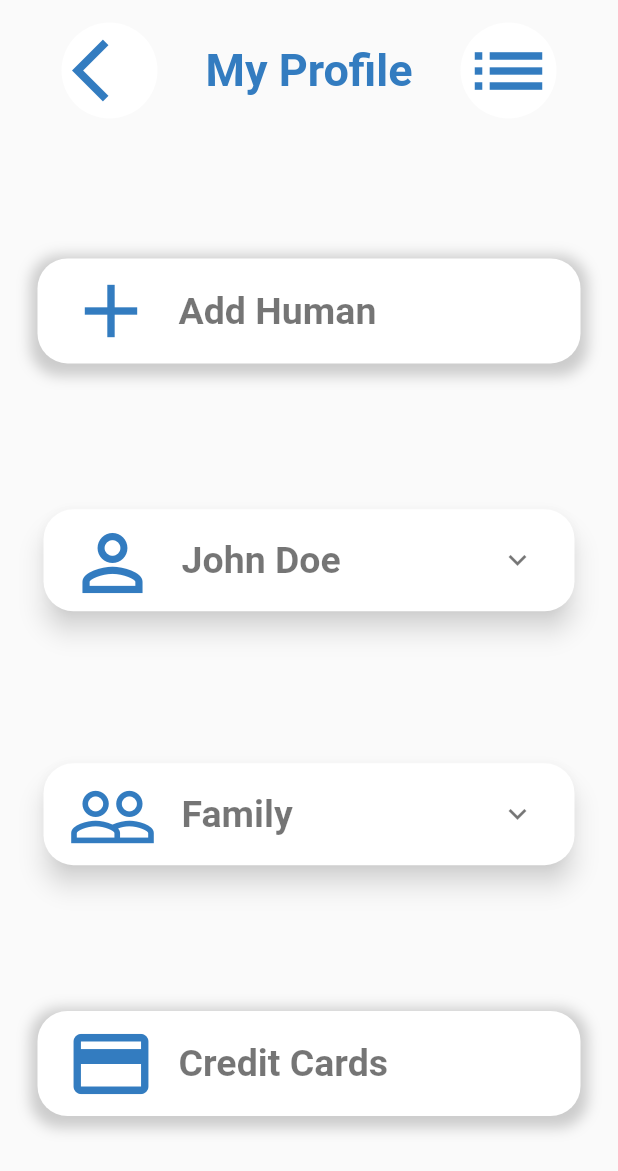
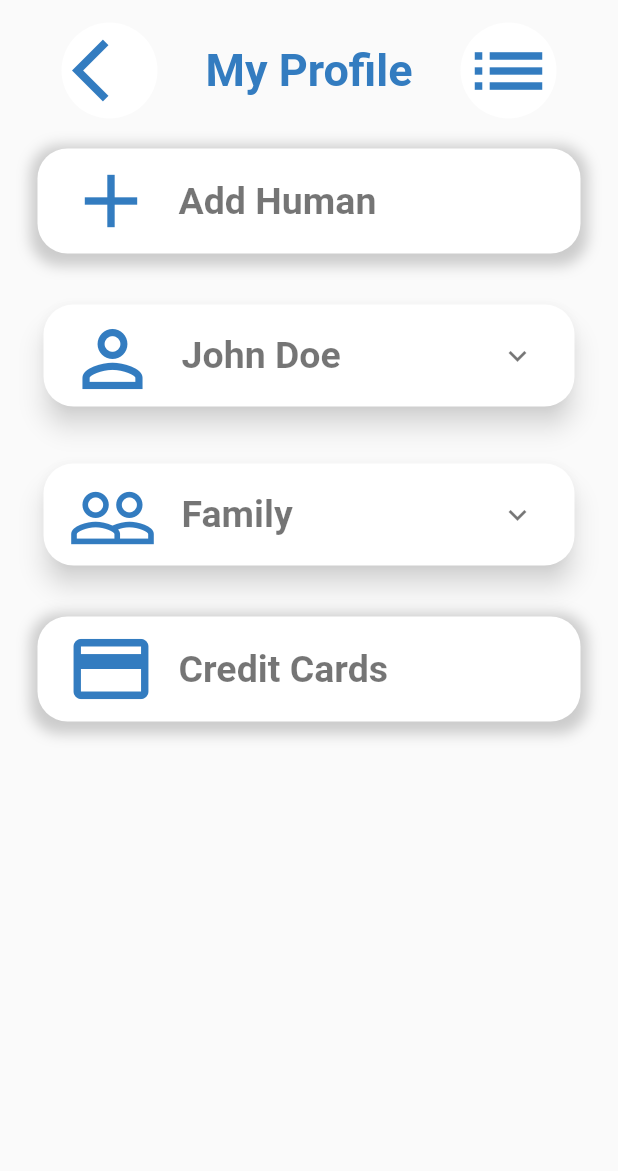
Before and after one commit to dmtratanasov/Healthcare_Mobile_App, a Flutter app: the MyProfileScreen screen opened by its route, on a phone screen of 412 x 824 dp. Shown: the top 1171 px of the screen. Run offline on Flutter 3.47's test engine with Material 2 defaults, Android fonts, the phone set to English and light mode, and no system bars.

Commit message:
Wrapped My Profile screen body into ListView

```diff
--- a/nexthop_internship/lib/screens/my_profile_screen.dart
+++ b/nexthop_internship/lib/screens/my_profile_screen.dart
@@ -10,11 +10,12 @@ class MyProfileScreen extends StatelessWidget {
   Widget build(BuildContext context) {
     return SafeArea(
       child: Scaffold(
-          body: Padding(
+          body: ListView(children: [
+        Padding(
           padding:
-            EdgeInsets.only(top: 15.0, left: 25.0, right: 25.0, bottom: 80.0),
+              EdgeInsets.only(top: 15.0, left: 25.0, right: 25.0, bottom: 71.0),
           child: Column(
-          mainAxisAlignment: MainAxisAlignment.spaceBetween,
+            mainAxisAlignment: MainAxisAlignment.spaceEvenly,
             children: [
               Row(
                 mainAxisAlignment: MainAxisAlignment.spaceBetween,
@@ -63,6 +64,9 @@ class MyProfileScreen extends StatelessWidget {
                   ),
                 ],
               ),
+              SizedBox(
+                height: 20.0,
+              ),
               Container(
                 decoration: BoxDecoration(
                     color: Colors.white,
@@ -94,10 +98,13 @@ class MyProfileScreen extends StatelessWidget {
                   ],
                 ),
               ),
+              SizedBox(
+                height: 30.0,
+              ),
               ExpandableCard(
                 cardTitle: 'John Doe',
-              cardIcon:
-                  Icon(Icons.person_outline, color: kBlueAppColor, size: 60.0),
+                cardIcon: Icon(Icons.person_outline,
+                    color: kBlueAppColor, size: 60.0),
                 expandableCardChild: ExpandableCardChild(
                   firstChildName: 'E-mail:',
                   firstChildValue: 'johndoe@email.com',
@@ -107,10 +114,13 @@ class MyProfileScreen extends StatelessWidget {
                   thirdChildValue: 'Street Name 59/3',
                 ),
               ),
+              SizedBox(
+                height: 30.0,
+              ),
               ExpandableCard(
                 cardTitle: 'Family',
-              cardIcon:
-                  Icon(Icons.people_outline, color: kBlueAppColor, size: 60.0),
+                cardIcon: Icon(Icons.people_outline,
+                    color: kBlueAppColor, size: 60.0),
                 expandableCardChild: ExpandableCardChild(
                   firstChildName: 'Spouse:',
                   firstChildValue: 'Catrine Doe',
@@ -119,6 +129,9 @@ class MyProfileScreen extends StatelessWidget {
                   thirdChildName: 'Son:',
                   thirdChildValue: 'Ben Doe',
                 ),
+              ),
+              SizedBox(
+                height: 30.0,
               ),
               Container(
                 decoration: BoxDecoration(
@@ -153,7 +166,8 @@ class MyProfileScreen extends StatelessWidget {
               ),
             ],
           ),
-      )),
+        ),
+      ])),
     );
   }
 }
```
Lines whose indentation alone changed are shown as unchanged.
